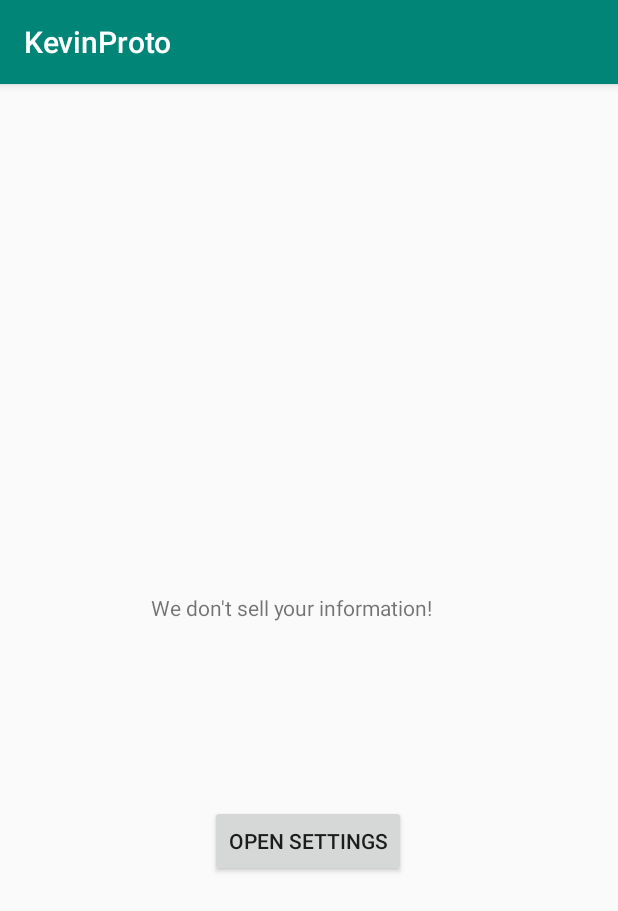
After one commit to AndrewAcomb/NU_Wink, an Android app: the Warning screen opened directly, with no data from a screen before it, on a phone screen of 412 x 824 dp. The commit adds this screen. Shown: the top 911 px of the screen. Run offline under Robolectric (Android 15) with nearby library versions, the phone set to English and light mode, and no system bars.

Commit message:
added warning page

```diff
--- a/app/src/main/AndroidManifest.xml
+++ b/app/src/main/AndroidManifest.xml
@@ -9,6 +9,7 @@
         android:roundIcon="@mipmap/ic_launcher_round"
         android:supportsRtl="true"
         android:theme="@style/AppTheme">
+        <activity android:name=".Warning"></activity>
         <activity android:name=".MainActivity">
             <intent-filter>
                 <action android:name="android.intent.action.MAIN" />
--- /dev/null
+++ b/app/src/main/java/edu/northwestern/u/andrewacomb2021/kevinproto/Warning.java
@@ -0,0 +1,28 @@
+package edu.northwestern.u.andrewacomb2021.kevinproto;
+
+import android.content.Intent;
+import android.support.v7.app.AppCompatActivity;
+import android.os.Bundle;
+import android.view.View;
+import android.widget.Button;
+
+public class Warning extends AppCompatActivity {
+
+
+    @Override
+    protected void onCreate(Bundle savedInstanceState) {
+        super.onCreate(savedInstanceState);
+        setContentView(R.layout.activity_warning);
+
+
+    }
+    public void openSettings() {
+
+        Intent start_settings = new Intent(android.provider.Settings.ACTION_SETTINGS);
+        startActivity(start_settings);
+
+    }
+
+
+
+}
--- /dev/null
+++ b/app/src/main/res/layout/activity_warning.xml
@@ -0,0 +1,31 @@
+<?xml version="1.0" encoding="utf-8"?>
+<android.support.constraint.ConstraintLayout xmlns:android="http://schemas.android.com/apk/res/android"
+    xmlns:app="http://schemas.android.com/apk/res-auto"
+    xmlns:tools="http://schemas.android.com/tools"
+    android:layout_width="match_parent"
+    android:layout_height="match_parent"
+    tools:context=".Warning">
+
+
+    <TextView
+        android:id="@+id/textView"
+        android:layout_width="211dp"
+        android:layout_height="89dp"
+        android:text="@string/safe_information_promise"
+        app:layout_constraintBottom_toBottomOf="parent"
+        app:layout_constraintEnd_toEndOf="parent"
+        app:layout_constraintStart_toStartOf="parent"
+        app:layout_constraintTop_toTopOf="parent" />
+
+    <Button
+        android:id="@+id/button"
+        android:layout_width="wrap_content"
+        android:layout_height="wrap_content"
+        android:layout_marginTop="52dp"
+        android:text="@string/open_setting"
+        android:onClick="openSettings"
+        app:layout_constraintEnd_toEndOf="parent"
+        app:layout_constraintHorizontal_bias="0.498"
+        app:layout_constraintStart_toStartOf="parent"
+        app:layout_constraintTop_toBottomOf="@+id/textView" />
+</android.support.constraint.ConstraintLayout>
--- a/app/src/main/res/values/strings.xml
+++ b/app/src/main/res/values/strings.xml
@@ -1,3 +1,5 @@
 <resources>
     <string name="app_name">KevinProto</string>
+    <string name="safe_information_promise">We don\'t sell your information!</string>
+    <string name="open_setting">Open Settings</string>
 </resources>
```
Also changed, not shown: app/build.gradle (line endings or trailing spaces), 3 other files.
